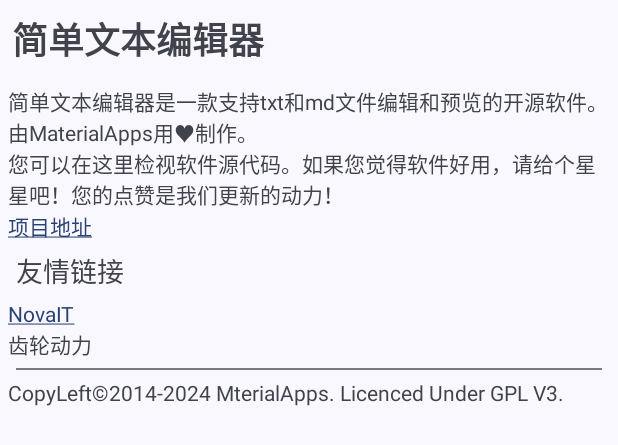
After one commit to SteveWorkshop/TextEditor, an Android app: the layout flyout_about_us.xml on its own in the app's theme, with its tools: preview values and no code run, on a phone screen of 412 x 824 dp. The commit adds this screen. Shown: the top 445 px of the screen. Run offline under Robolectric (Android 15) with nearby library versions, the phone set to English and light mode, and no system bars.

```diff
--- a/app/src/main/java/io/github/materialapps/texteditor/logic/render/FormatRender.java
+++ b/app/src/main/java/io/github/materialapps/texteditor/logic/render/FormatRender.java
@@ -21,7 +21,6 @@ public class FormatRender {
         renderInlineSymbol(editText,italic);
     }
 
-
     public void renderHeader(EditText editText,int level){
         if(level<=0){return; }
         String header=FormatUtil.getHeader(level);
@@ -36,6 +35,11 @@ public class FormatRender {
     public void renderOl(EditText editText,int num){
         String ol=FormatUtil.getOl(num);
         renderStartSymbol(editText,ol);
+    }
+
+    public void renderLine(EditText editText){
+        String line=FormatUtil.getLine();
+        renderBlock(editText,line);
     }
 
     private void renderInlineSymbol(EditText editText,String symbol){
--- /dev/null
+++ b/app/src/main/res/layout/flyout_about_us.xml
@@ -0,0 +1,57 @@
+<?xml version="1.0" encoding="utf-8"?>
+<LinearLayout xmlns:android="http://schemas.android.com/apk/res/android"
+    android:layout_width="match_parent"
+    android:layout_height="wrap_content"
+    android:orientation="vertical">
+    <TextView
+        android:layout_margin="8dp"
+        android:text="简单文本编辑器"
+        android:layout_width="match_parent"
+        android:layout_height="wrap_content"
+        android:textStyle="bold"
+        android:textSize="24sp"
+        />
+    <LinearLayout
+        android:orientation="vertical"
+        android:layout_margin="5dp"
+        android:layout_width="match_parent"
+        android:layout_height="wrap_content">
+        <TextView
+            android:layout_width="match_parent"
+            android:layout_height="wrap_content"
+            android:text="简单文本编辑器是一款支持txt和md文件编辑和预览的开源软件。由MaterialApps用♥制作。"/>
+        <TextView
+            android:layout_width="match_parent"
+            android:layout_height="wrap_content"
+            android:text="您可以在这里检视软件源代码。如果您觉得软件好用，请给个星星吧！您的点赞是我们更新的动力！"/>
+        <TextView
+            android:id="@+id/txb_my_link"
+            android:layout_width="match_parent"
+            android:layout_height="wrap_content"
+            android:text="@string/link_this"/>
+        <TextView
+            android:layout_margin="5dp"
+            android:textSize="18sp"
+            android:layout_width="match_parent"
+            android:layout_height="wrap_content"
+            android:text="友情链接"/>
+        <TextView
+            android:id="@+id/txb_nova"
+            android:layout_width="match_parent"
+            android:layout_height="wrap_content"
+            android:text="@string/link_nova_it"/>
+        <TextView
+            android:layout_width="match_parent"
+            android:layout_height="wrap_content"
+            android:text="齿轮动力"/>
+        <com.google.android.material.divider.MaterialDivider
+            android:layout_margin="5dp"
+            android:layout_width="match_parent"
+            android:layout_height="wrap_content"/>
+        <TextView
+            android:layout_width="match_parent"
+            android:layout_height="wrap_content"
+            android:text="CopyLeft©2014-2024 MterialApps. Licenced Under GPL V3."/>
+    </LinearLayout>
+
+</LinearLayout>
--- a/app/src/main/res/menu/edit_menu.xml
+++ b/app/src/main/res/menu/edit_menu.xml
@@ -97,14 +97,17 @@
         app:showAsAction="always">
         <menu>
             <item
+                android:id="@+id/menu_add_ul"
                 android:title="项目符号"/>
             <item
+                android:id="@+id/menu_add_ol"
                 android:title="编号"/>
             <item
                 android:title="图片..."/>
             <item
                 android:title="表格..."/>
             <item
+                android:id="@+id/menu_add_line"
                 android:title="水平线"/>
         </menu>
     </item>
@@ -126,8 +129,10 @@
         app:showAsAction="always">
         <menu>
             <item
+                android:id="@+id/menu_about_us"
                 android:title="关于此应用程序"/>
             <item
+                android:id="@+id/menu_online_help"
                 android:title="联机帮助"/>
         </menu>
     </item>
--- a/app/src/main/res/values/strings.xml
+++ b/app/src/main/res/values/strings.xml
@@ -14,4 +14,10 @@
     <string name="attachment_summary_on">Automatically download attachments for incoming emails
     </string>
     <string name="attachment_summary_off">Only download attachments when manually requested</string>
+
+
+    <string name="link_nova_it"><a href='https://sc.n0v4.site/'>NovaIT</a></string>
+    <string name="link_this"><a href='https://github.com/SteveWorkshop/TextEditor'>项目地址</a></string>
+
+<!--  link  -->
 </resources>
```
Also changed, not shown: app/src/main/java/io/github/materialapps/texteditor/ui/fragment/EditorFragment.java (+124 -0 lines), app/src/main/java/io/github/materialapps/texteditor/util/ClipBrdUtil.java (added, +41 -0 lines), app/src/main/java/io/github/materialapps/texteditor/util/FormatUtil.java (+10 -1 lines), app/src/main/res/layout/fragment_editor.xml (+4 -4 lines).
